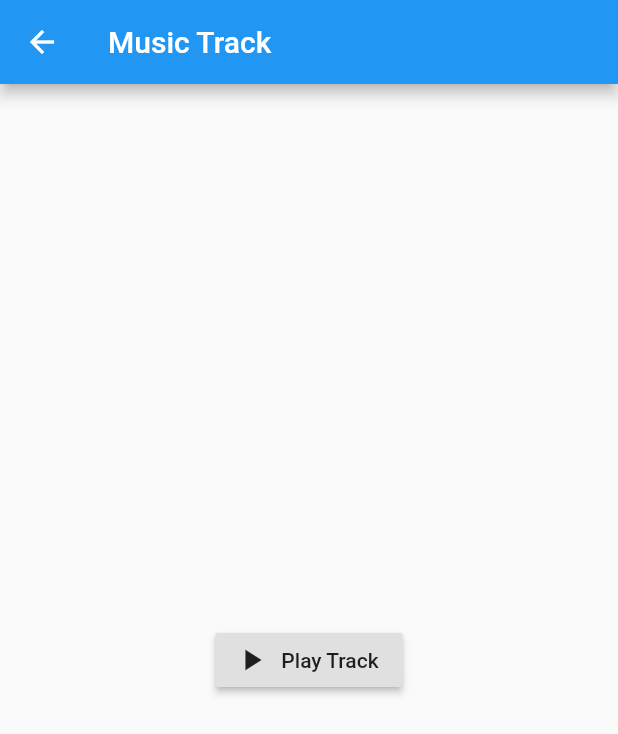
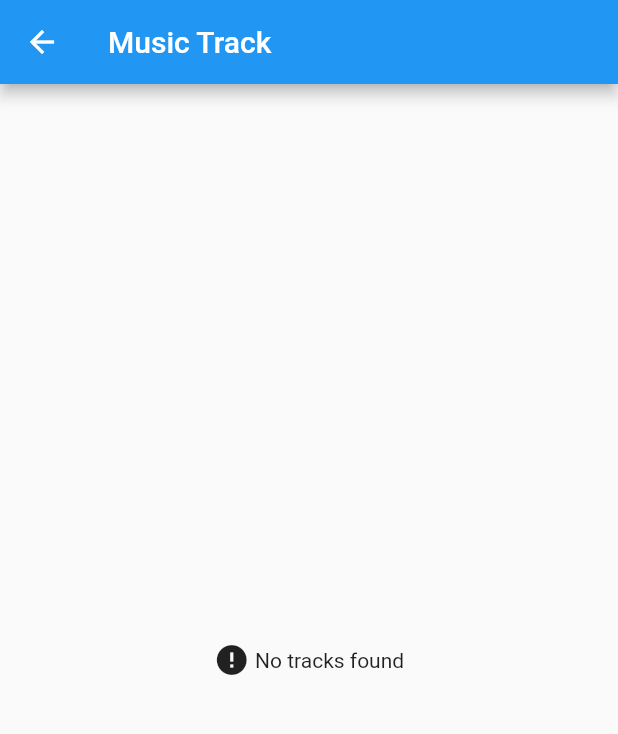
Before and after one commit to ricky9667/Color-Player, a Flutter app: the MusicTrack screen opened by its route, on a phone screen of 412 x 824 dp. Shown: the top 734 px of the screen. Run offline on Flutter 3.47's test engine with Material 2 defaults, Android fonts, the phone set to English and light mode, and no system bars; our stand-ins replace assets_audio_player, bloc, flutter_bloc, flutter_colorpicker, permission_handler.

Commit message:
Fetch tracks from Music directory and display in music track screen

```diff
--- a/lib/blocs/music_track/music_track_event.dart
+++ b/lib/blocs/music_track/music_track_event.dart
@@ -2,3 +2,5 @@ part of 'music_track_bloc.dart';
 
 @immutable
 abstract class MusicTrackEvent {}
+
+class FetchPathEvent extends MusicTrackEvent {}
--- a/lib/blocs/music_track/music_track_state.dart
+++ b/lib/blocs/music_track/music_track_state.dart
@@ -3,4 +3,9 @@ part of 'music_track_bloc.dart';
 @immutable
 abstract class MusicTrackState {}
 
-class MusicTrackInitial extends MusicTrackState {}
+class InitialMusicTrackState extends MusicTrackState {}
+
+class FetchPathState extends MusicTrackState {
+  final List<String> trackPaths;
+  FetchPathState({@required this.trackPaths});
+}
--- a/lib/main.dart
+++ b/lib/main.dart
@@ -1,6 +1,7 @@
 import 'package:flutter/material.dart';
 import 'package:flutter_bloc/flutter_bloc.dart';
 import 'package:flutter_color_player/blocs/color_panel/color_panel_bloc.dart';
+import 'package:flutter_color_player/blocs/music_track/music_track_bloc.dart';
 import 'package:flutter_color_player/pages/color_panel.dart';
 import 'package:flutter_color_player/pages/home.dart';
 import 'package:flutter_color_player/pages/music_track.dart';
@@ -11,7 +12,6 @@ void main() async {
   if (await Permission.storage.status != PermissionStatus.granted){
     Permission.storage.request().isGranted;
   }
-
   runApp(MyApp());
 }
 
@@ -23,6 +23,9 @@ class MyApp extends StatelessWidget {
         BlocProvider<ColorPanelBloc>(
           create: (context) => ColorPanelBloc(),
         ),
+        BlocProvider<MusicTrackBloc>(
+          create: (context) => MusicTrackBloc()..add(FetchPathEvent()),
+        )
       ],
       child: MaterialApp(
         title: 'Color Player',
--- a/lib/pages/music_track.dart
+++ b/lib/pages/music_track.dart
@@ -10,18 +10,37 @@ class MusicTrack extends StatelessWidget {
       appBar: AppBar(
         title: Text('Music Track'),
       ),
-      body: Container(
-        child: Center(
-          child: RaisedButton.icon(
-            onPressed: () {
-              playTrack();
-            },
-            icon: Icon(Icons.play_arrow),
-            label: Text('Play Track'),
-          ),
-        ),
-      )
+      body: BlocBuilder<MusicTrackBloc, MusicTrackState>(
+        builder: (context, state) {
+          MusicTrackBloc musicTrackBloc = context.bloc<MusicTrackBloc>();
+          if(musicTrackBloc.trackPaths.isEmpty) {
+            return Center(
+              child: Row(
+                mainAxisAlignment: MainAxisAlignment.center,
+                children: <Widget>[
+                  Icon(Icons.error),
+                  Text(' No tracks found'),
+                ],
+              ),
+            );
+          }
+          else return Container(
+            child: ListView(
+              children: getTrackList(musicTrackBloc.trackPaths),
+            ),
+          );
+        },
+      ),
     );
+  }
+
+  List<Widget> getTrackList(List<String> trackList) {
+    return trackList.map((item) {
+      return ListTile(
+        leading: Icon(Icons.play_arrow),
+        title: Text(item.split('/').last),
+      );
+    }).toList();
   }
 
   void playTrack() {
@@ -37,19 +56,3 @@ class MusicTrack extends StatelessWidget {
     }
   }
 }
-
-/*
-BlocBuilder<MusicTrackBloc, MusicTrackState>(
-        builder: (context, state) {
-          return Container(
-            child: RaisedButton.icon(
-              onPressed: () {
-                playTrack();
-              },
-              icon: Icon(Icons.play_arrow),
-              label: Text('Play Track'),
-            ),
-          );
-        },
-      ),
- */
```
Also changed, not shown: lib/blocs/music_track/music_track_bloc.dart (+32 -2 lines).
